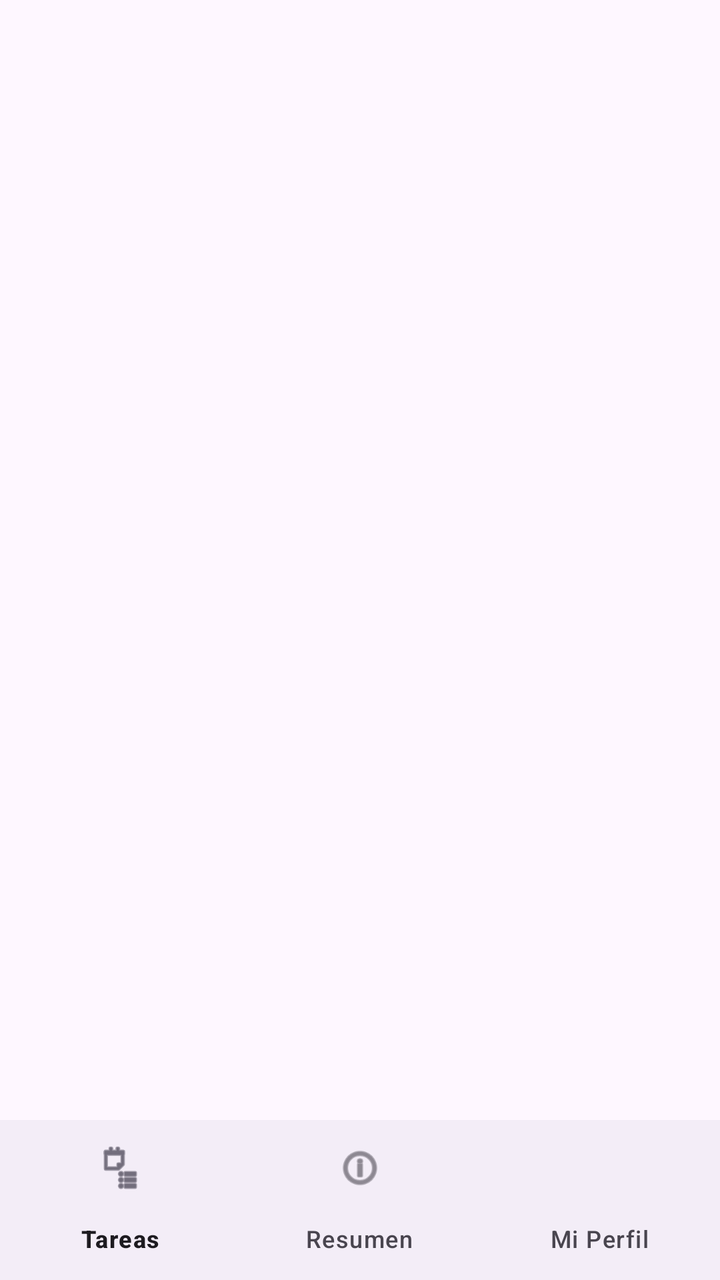
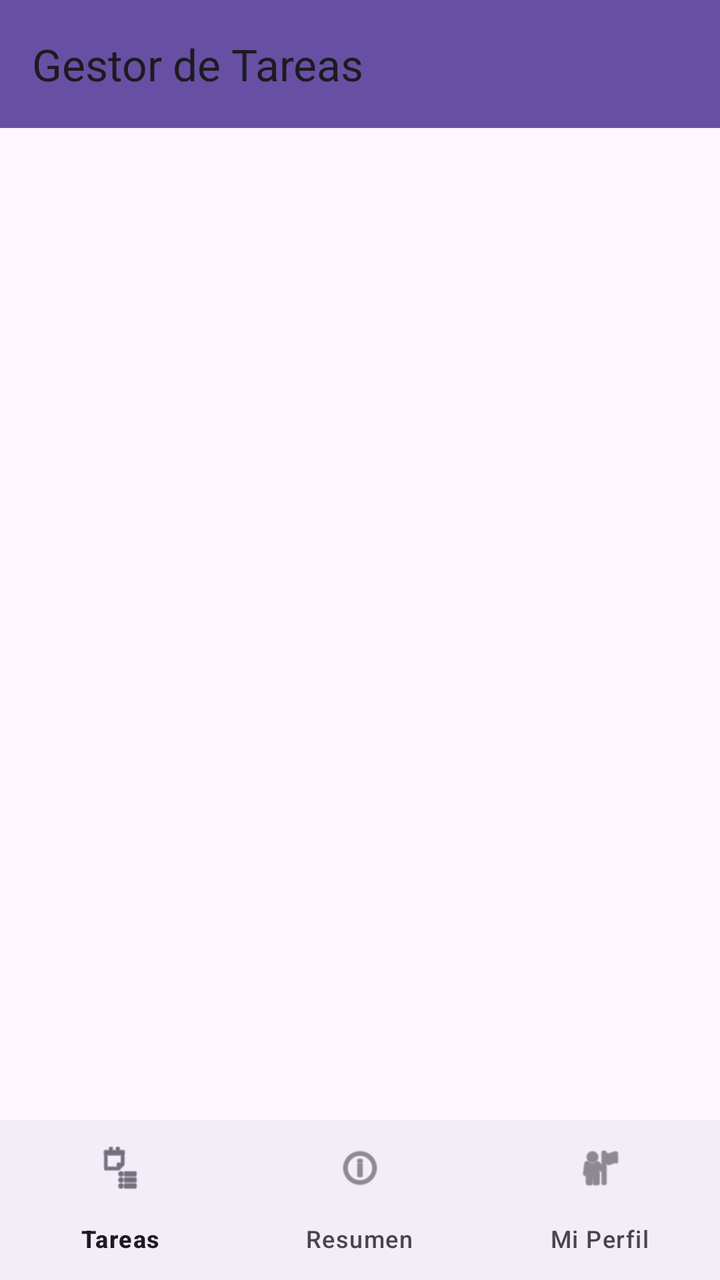

Compare the two renders of this Android layout. The source of the first and the diff that turns it into the second are given below.
<!-- AndroidManifest.xml: application theme Theme.Lab7_20211602 -->
<!-- res/layout/activity_main.xml -->
<?xml version="1.0" encoding="utf-8"?>
<LinearLayout xmlns:android="http://schemas.android.com/apk/res/android"
    xmlns:app="http://schemas.android.com/apk/res-auto"
    android:orientation="vertical"
    android:layout_width="match_parent"
    android:layout_height="match_parent">

    <FrameLayout
        android:id="@+id/main_container"
        android:layout_width="match_parent"
        android:layout_height="0dp"
        android:layout_weight="1"/>

    <com.google.android.material.bottomnavigation.BottomNavigationView
        android:id="@+id/bottomNav"
        android:layout_width="match_parent"
        android:layout_height="wrap_content"
        app:menu="@menu/menu_bottom_nav"/>

</LinearLayout>
<!-- resources referenced by this layout -->
<resources>
  <style name="Theme.Lab7_20211602" parent="Base.Theme.Lab7_20211602" />
  <style name="Base.Theme.Lab7_20211602" parent="Theme.Material3.DayNight.NoActionBar">
          
          
      </style>
</resources>

<!-- the commit's change to res/layout/activity_main.xml (unified diff, before → after) -->
@@ -1,9 +1,17 @@
 <?xml version="1.0" encoding="utf-8"?>
-<LinearLayout xmlns:android="http://schemas.android.com/apk/res/android"
+<LinearLayout
+    xmlns:android="http://schemas.android.com/apk/res/android"
     xmlns:app="http://schemas.android.com/apk/res-auto"
     android:orientation="vertical"
     android:layout_width="match_parent"
     android:layout_height="match_parent">
+
+    <androidx.appcompat.widget.Toolbar
+        android:id="@+id/toolbar"
+        android:layout_width="match_parent"
+        android:layout_height="?attr/actionBarSize"
+        android:background="?attr/colorPrimary"
+        app:title="Gestor de Tareas" />
 
     <FrameLayout
         android:id="@+id/main_container"
